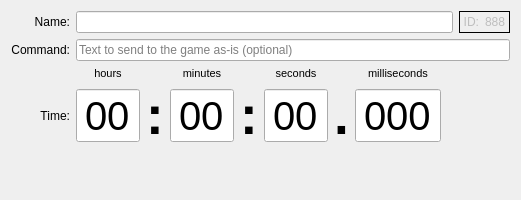
The window that src/ui/timers_main_area.ui (Mudlet/Mudlet) describes before a commit, drawn with Qt 5.
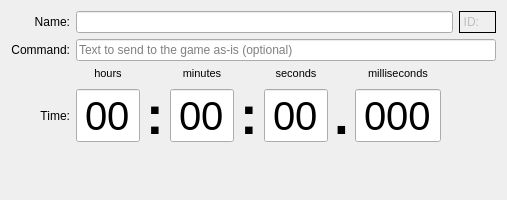
The same window after the commit.

Commit message: Revise: remove dummy text used during form design

```diff
--- a/src/ui/timers_main_area.ui
+++ b/src/ui/timers_main_area.ui
@@ -80,7 +80,7 @@
          <bool>false</bool>
         </property>
         <property name="text">
-         <string>888</string>
+         <string/>
         </property>
         <property name="textInteractionFlags">
          <set>Qt::TextSelectableByMouse</set>
```
The commit also changes 5 other files.
